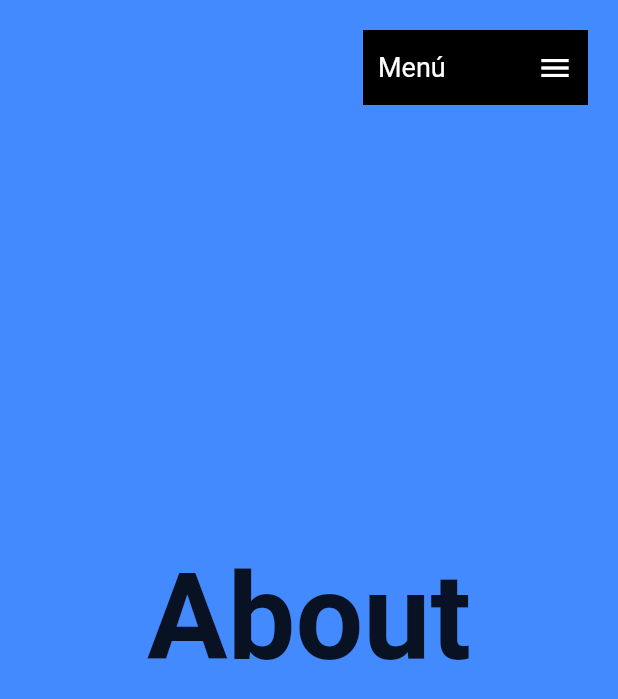
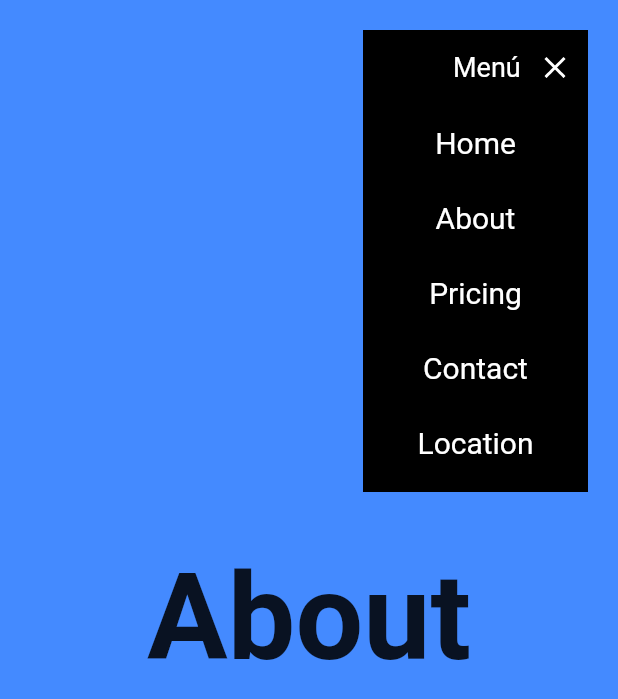
Before and after one commit to JosueHernandezR/flutter_web, a Flutter app: the screen it shows after launch, scrolled down 576 dp, after a tap on "Menú", on a phone screen of 412 x 824 dp. Shown: the top 699 px of the screen. Run offline on Flutter 3.47's test engine with Material 2 defaults, Android fonts, the light colour scheme and no system bars; our stand-ins replace fluro, get_it, google_fonts.

Commit message:
Agregando opciones al menu

```diff
--- a/landing_page_example/lib/ui/shared/custom_app_menu.dart
+++ b/landing_page_example/lib/ui/shared/custom_app_menu.dart
@@ -1,5 +1,7 @@
 import 'package:flutter/material.dart';
 import 'package:google_fonts/google_fonts.dart';
+
+import 'custom_menu_item.dart';
 
 class CustomAppMenu extends StatefulWidget {
   CustomAppMenu({Key? key}) : super(key: key);
@@ -8,22 +10,101 @@ class CustomAppMenu extends StatefulWidget {
   _CustomAppMenuState createState() => _CustomAppMenuState();
 }
 
-class _CustomAppMenuState extends State<CustomAppMenu> {
+class _CustomAppMenuState extends State<CustomAppMenu>
+    with SingleTickerProviderStateMixin {
+  bool isOpen = false;
+  late AnimationController controller;
+  @override
+  void initState() {
+    // TODO: implement initState
+    super.initState();
+    controller = AnimationController(
+      vsync: this,
+      duration: Duration(
+        milliseconds: 200,
+      ),
+    );
+  }
+
   @override
   Widget build(BuildContext context) {
     return MouseRegion(
       cursor: SystemMouseCursors.click,
       child: GestureDetector(
         onTap: () {
-          print('click');
+          if (isOpen) {
+            controller.reverse();
+          } else {
+            controller.forward();
+          }
+
+          setState(() {
+            isOpen = !isOpen;
+          });
         },
         child: Container(
           padding: EdgeInsets.symmetric(horizontal: 10),
           width: 150,
+          height: isOpen ? 308 : 50,
+          color: Colors.black,
+          child: Column(
+            children: [
+              _MenuTitle(isOpen: isOpen, controller: controller),
+              if (isOpen) ...{
+                CustomMenuItem(
+                  text: 'Home',
+                  onPressed: () {},
+                ),
+                CustomMenuItem(
+                  text: 'About',
+                  onPressed: () {},
+                ),
+                CustomMenuItem(
+                  text: 'Pricing',
+                  onPressed: () {},
+                ),
+                CustomMenuItem(
+                  text: 'Contact',
+                  onPressed: () {},
+                ),
+                CustomMenuItem(
+                  text: 'Location',
+                  onPressed: () {},
+                ),
+                SizedBox(
+                  height: 8,
+                ),
+              }
+            ],
+          ),
+        ),
+      ),
+    );
+  }
+}
+
+class _MenuTitle extends StatelessWidget {
+  const _MenuTitle({
+    Key? key,
+    required this.isOpen,
+    required this.controller,
+  }) : super(key: key);
+
+  final bool isOpen;
+  final AnimationController controller;
+
+  @override
+  Widget build(BuildContext context) {
+    return Container(
+      width: 150,
       height: 50,
-          color: Colors.black,
       child: Row(
         children: [
+          AnimatedContainer(
+            duration: Duration(milliseconds: 200),
+            curve: Curves.easeInOut,
+            width: isOpen ? 50 : 0,
+          ),
           Text(
             'Menú',
             style: GoogleFonts.roboto(
@@ -32,14 +113,13 @@ class _CustomAppMenuState extends State<CustomAppMenu> {
             ),
           ),
           Spacer(),
-              Icon(
-                Icons.menu,
+          AnimatedIcon(
+            icon: AnimatedIcons.menu_close,
+            progress: controller,
             color: Colors.white,
           ),
         ],
       ),
-        ),
-      ),
     );
   }
 }
--- /dev/null
+++ b/landing_page_example/lib/ui/shared/custom_menu_item.dart
@@ -0,0 +1,44 @@
+import 'package:flutter/material.dart';
+import 'package:google_fonts/google_fonts.dart';
+
+class CustomMenuItem extends StatefulWidget {
+  final String text;
+  final Function onPressed;
+  CustomMenuItem({
+    Key? key,
+    required this.text,
+    required this.onPressed,
+  }) : super(key: key);
+
+  @override
+  _CustomMenuItemState createState() => _CustomMenuItemState();
+}
+
+class _CustomMenuItemState extends State<CustomMenuItem> {
+  bool isHover = false;
+  @override
+  Widget build(BuildContext context) {
+    return MouseRegion(
+      onEnter: (_) => setState(() => isHover = true),
+      onExit: (_) => setState(() => isHover = false),
+      child: GestureDetector(
+        onTap: () => widget.onPressed,
+        child: AnimatedContainer(
+          duration: Duration(milliseconds: 200),
+          width: 150,
+          height: 50,
+          color: isHover ? Colors.pinkAccent : Colors.black,
+          child: Center(
+            child: Text(
+              widget.text,
+              style: GoogleFonts.roboto(
+                fontSize: 20,
+                color: Colors.white,
+              ),
+            ),
+          ),
+        ),
+      ),
+    );
+  }
+}
```
Lines whose indentation alone changed are shown as unchanged.
